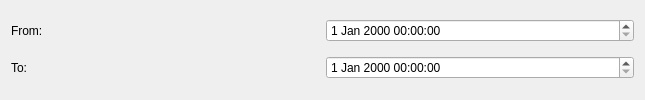
Before: the Qt Designer form frontend/application/forms/DataSetFilterWidget_Date.ui in reframedultimate/ReFramed, drawn with Qt 5.
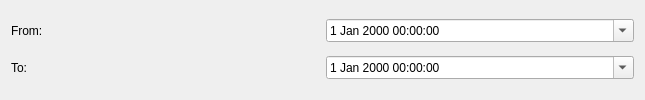
After: the same form once the commit is applied.

Commit message: Implemented game filter

What changed in the file:
```diff
--- a/frontend/application/forms/DataSetFilterWidget_Date.ui
+++ b/frontend/application/forms/DataSetFilterWidget_Date.ui
@@ -22,7 +22,11 @@
     </widget>
    </item>
    <item row="0" column="1">
-    <widget class="QDateTimeEdit" name="from"/>
+    <widget class="QDateTimeEdit" name="from">
+     <property name="calendarPopup">
+      <bool>true</bool>
+     </property>
+    </widget>
    </item>
    <item row="1" column="0">
     <widget class="QLabel" name="label_2">
@@ -32,7 +36,11 @@
     </widget>
    </item>
    <item row="1" column="1">
-    <widget class="QDateTimeEdit" name="to"/>
+    <widget class="QDateTimeEdit" name="to">
+     <property name="calendarPopup">
+      <bool>true</bool>
+     </property>
+    </widget>
    </item>
   </layout>
  </widget>
```
The commit also changes 9 other files.
